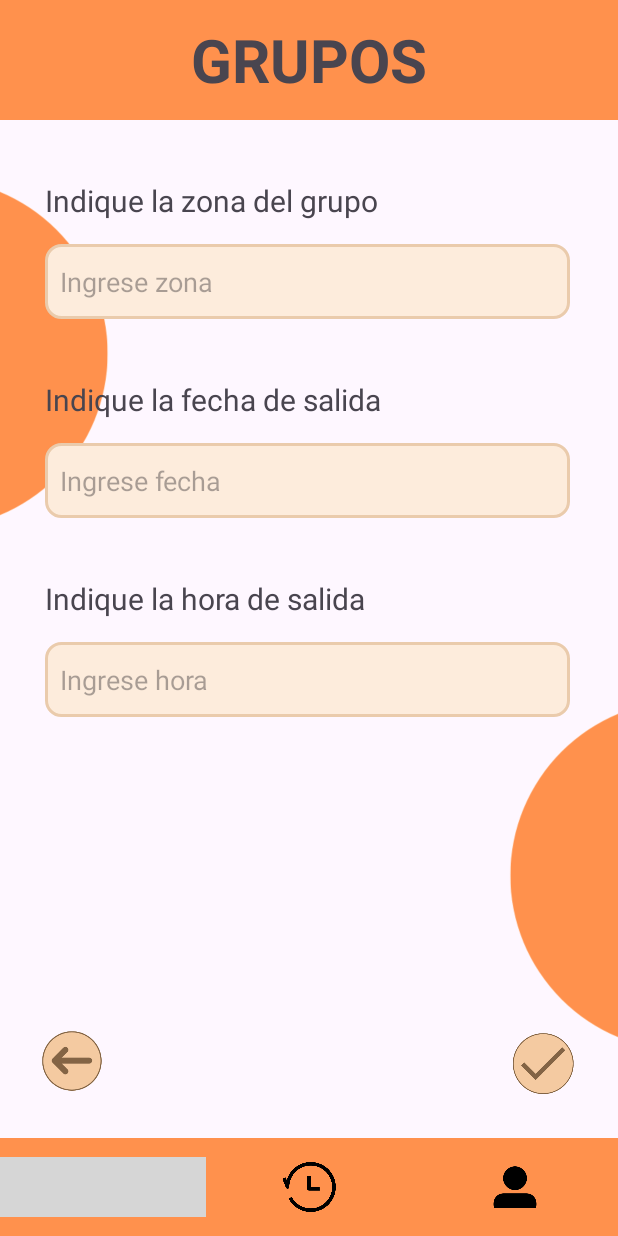
After one commit to claauudiaa/aplicacion-social-trabajo-final-grado, an Android app: the AddGroups screen opened directly, with no data from a screen before it, on a phone screen of 412 x 824 dp. The commit adds this screen. Run offline under Robolectric (Android 15) with nearby library versions, the phone set to English and light mode, and no system bars; grey boxes are pictures that could not be loaded.

Commit message:
feat(ui): implementar vista y lógica de grupos, adaptador y diseño de pantalla para agregar grupos

```diff
--- a/app/src/main/java/com/example/tfg/Adaptador.java
+++ b/app/src/main/java/com/example/tfg/AdapterActivities.java
@@ -7,12 +7,12 @@ import android.view.ViewGroup;
 import android.widget.BaseAdapter;
 import java.util.ArrayList;
 
-public abstract class Adaptador extends BaseAdapter {
+public abstract class AdapterActivities extends BaseAdapter {
     private ArrayList<?> entradas;
     private int R_layout_IdView;
     private Context contexto;
 
-    public Adaptador(Context contexto, int r_layout_IdView, ArrayList<?> entradas) {
+    public AdapterActivities(Context contexto, int r_layout_IdView, ArrayList<?> entradas) {
         this.contexto = contexto;
         R_layout_IdView = r_layout_IdView;
         this.entradas = entradas;
--- /dev/null
+++ b/app/src/main/java/com/example/tfg/AddGroups.java
@@ -0,0 +1,22 @@
+package com.example.tfg;
+
+import android.os.Bundle;
+import android.util.Log;
+
+import androidx.activity.EdgeToEdge;
+import androidx.appcompat.app.AppCompatActivity;
+import androidx.core.graphics.Insets;
+import androidx.core.view.ViewCompat;
+import androidx.core.view.WindowInsetsCompat;
+
+public class AddGroups extends AppCompatActivity {
+
+    @Override
+    protected void onCreate(Bundle savedInstanceState) {
+        super.onCreate(savedInstanceState);
+        setContentView(R.layout.activity_add_groups);
+
+        String activityName = getIntent().getStringExtra("activity_name");
+        Log.d("DEBUG", "Nombre recibido por intent en agregar: " + activityName);
+    }
+}
--- a/app/src/main/java/com/example/tfg/MainActivity.java
+++ b/app/src/main/java/com/example/tfg/MainActivity.java
@@ -65,7 +65,7 @@ public class MainActivity extends AppCompatActivity {
                 } else {
                     boolean resultado = db.verifyUser(email, password);
                     if (resultado) {
-                        Intent intent2 = new Intent(MainActivity.this, Inicio.class);
+                        Intent intent2 = new Intent(MainActivity.this, Home.class);
                         startActivity(intent2);
                         Toast.makeText(MainActivity.this, "Bienvenido a PlanMatch", Toast.LENGTH_SHORT).show();
                     } else {
--- /dev/null
+++ b/app/src/main/res/layout/activity_add_groups.xml
@@ -0,0 +1,160 @@
+<?xml version="1.0" encoding="utf-8"?>
+<androidx.constraintlayout.widget.ConstraintLayout
+    xmlns:android="http://schemas.android.com/apk/res/android"
+    xmlns:app="http://schemas.android.com/apk/res-auto"
+    android:layout_width="match_parent"
+    android:layout_height="match_parent">
+
+    <TextView
+        android:id="@+id/inicioTitulo"
+        android:layout_width="match_parent"
+        android:layout_height="80dp"
+        android:text="GRUPOS"
+        android:textSize="40dp"
+        android:textStyle="bold"
+        app:layout_constraintTop_toTopOf="parent"
+        app:layout_constraintStart_toStartOf="parent"
+        app:layout_constraintEnd_toEndOf="parent"
+        android:gravity="center"
+        android:background="@color/orange"/>
+
+    <ImageView
+        android:id="@+id/circulo1"
+        android:layout_width="250dp"
+        android:layout_height="250dp"
+        android:scaleType="centerCrop"
+        android:src="@drawable/circulo"
+        android:translationX="-170dp"
+        android:translationY="280dp"
+        app:layout_constraintStart_toStartOf="parent"
+        app:layout_constraintBottom_toBottomOf="@+id/inicioTitulo"/>
+
+    <ImageView
+        android:id="@+id/circulo2"
+        android:layout_width="250dp"
+        android:layout_height="250dp"
+        android:scaleType="centerCrop"
+        android:src="@drawable/circulo"
+        android:translationX="170dp"
+        android:translationY="-50dp"
+        app:layout_constraintEnd_toEndOf="parent"
+        app:layout_constraintBottom_toTopOf="@+id/linearNavegacion"/>
+
+    <TextView
+        android:id="@+id/txtZona"
+        android:layout_width="wrap_content"
+        android:layout_height="wrap_content"
+        android:layout_marginLeft="30dp"
+        android:layout_marginTop="40dp"
+        android:text="Indique la zona del grupo"
+        android:textSize="20dp"
+        app:layout_constraintStart_toStartOf="parent"
+        app:layout_constraintTop_toBottomOf="@id/inicioTitulo" />
+
+    <EditText
+        android:id="@+id/inputZona"
+        android:layout_width="350dp"
+        android:layout_marginLeft="30dp"
+        android:layout_marginTop="15dp"
+        android:background="@drawable/edit_text_background"
+        android:layout_height="50dp"
+        android:paddingLeft="10dp"
+        android:ems="10"
+        android:hint="Ingrese zona"
+        android:inputType="text"
+        app:layout_constraintStart_toStartOf="parent"
+        app:layout_constraintTop_toBottomOf="@+id/txtZona" />
+
+    <TextView
+        android:id="@+id/txtFecha"
+        android:layout_width="wrap_content"
+        android:layout_height="wrap_content"
+        android:layout_marginLeft="30dp"
+        android:layout_marginTop="40dp"
+        android:text="Indique la fecha de salida"
+        android:textSize="20dp"
+        app:layout_constraintStart_toStartOf="parent"
+        app:layout_constraintTop_toBottomOf="@id/inputZona" />
+
+    <EditText
+        android:id="@+id/inputFecha"
+        android:layout_width="350dp"
+        android:layout_marginLeft="30dp"
+        android:layout_marginTop="15dp"
+        android:background="@drawable/edit_text_background"
+        android:layout_height="50dp"
+        android:paddingLeft="10dp"
+        android:ems="10"
+        android:hint="Ingrese fecha"
+        android:inputType="date"
+        app:layout_constraintStart_toStartOf="parent"
+        app:layout_constraintTop_toBottomOf="@+id/txtFecha" />
+
+    <TextView
+        android:id="@+id/txtHora"
+        android:layout_width="wrap_content"
+        android:layout_height="wrap_content"
+        android:layout_marginLeft="30dp"
+        android:layout_marginTop="40dp"
+        android:text="Indique la hora de salida"
+        android:textSize="20dp"
+        app:layout_constraintStart_toStartOf="parent"
+        app:layout_constraintTop_toBottomOf="@id/inputFecha" />
+
+    <EditText
+        android:id="@+id/inputHora"
+        android:layout_width="350dp"
+        android:layout_marginLeft="30dp"
+        android:layout_marginTop="15dp"
+        android:background="@drawable/edit_text_background"
+        android:layout_height="50dp"
+        android:paddingLeft="10dp"
+        android:ems="10"
+        android:hint="Ingrese hora"
+        android:inputType="time"
+        app:layout_constraintStart_toStartOf="parent"
+        app:layout_constraintTop_toBottomOf="@+id/txtHora" />
+    <ImageView
+        android:id="@+id/imgAtras"
+        android:layout_width="100dp"
+        android:layout_height="100dp"
+        android:src="@drawable/atras"
+        app:layout_constraintBottom_toTopOf="@+id/linearNavegacion"
+        app:layout_constraintStart_toStartOf="parent" />
+
+    <ImageView
+        android:id="@+id/imgConfirmar"
+        android:layout_width="100dp"
+        android:layout_height="100dp"
+        android:src="@drawable/confirmar"
+        app:layout_constraintBottom_toTopOf="@+id/linearNavegacion"
+        app:layout_constraintEnd_toEndOf="parent" />
+
+    <LinearLayout
+        android:id="@+id/linearNavegacion"
+        android:layout_width="match_parent"
+        android:layout_height="65dp"
+        android:orientation="horizontal"
+        android:background="@color/orange"
+        app:layout_constraintBottom_toBottomOf="parent"
+        android:gravity="center">
+
+        <ImageView
+            android:layout_width="40dp"
+            android:layout_height="40dp"
+            android:src="@drawable/casa"
+            android:layout_weight="1"/>
+
+        <ImageView
+            android:layout_width="40dp"
+            android:layout_height="40dp"
+            android:src="@drawable/reciente"
+            android:layout_weight="1"/>
+
+        <ImageView
+            android:layout_width="40dp"
+            android:layout_height="40dp"
+            android:src="@drawable/usuario"
+            android:layout_weight="1"/>
+    </LinearLayout>
+</androidx.constraintlayout.widget.ConstraintLayout>
--- a/app/src/main/res/layout/activity_inicio.xml
+++ b/app/src/main/res/layout/activity_home.xml
@@ -2,7 +2,6 @@
 <androidx.constraintlayout.widget.ConstraintLayout
     xmlns:android="http://schemas.android.com/apk/res/android"
     xmlns:app="http://schemas.android.com/apk/res-auto"
-    xmlns:tools="http://schemas.android.com/tools"
     android:layout_width="match_parent"
     android:layout_height="match_parent">
 
--- a/app/src/main/res/layout/activity_main.xml
+++ b/app/src/main/res/layout/activity_main.xml
@@ -2,7 +2,6 @@
 <androidx.constraintlayout.widget.ConstraintLayout
     xmlns:android="http://schemas.android.com/apk/res/android"
     xmlns:app="http://schemas.android.com/apk/res-auto"
-    xmlns:tools="http://schemas.android.com/tools"
     android:layout_width="match_parent"
     android:layout_height="match_parent">
 
@@ -98,7 +97,7 @@
         android:paddingLeft="10dp"
         android:ems="10"
         android:hint="Ingrese su contraseña"
-        android:inputType="textEmailAddress"
+        android:inputType="textPassword"
         app:layout_constraintStart_toStartOf="parent"
         app:layout_constraintTop_toBottomOf="@+id/txtPassword" />
 
--- a/app/src/main/res/layout/activity_register1.xml
+++ b/app/src/main/res/layout/activity_register1.xml
@@ -69,7 +69,7 @@
         android:paddingLeft="10dp"
         android:ems="10"
         android:hint="Ingrese su nombre de usuario"
-        android:inputType="textEmailAddress"
+        android:inputType="text"
         android:layout_marginLeft="30dp"
         android:layout_marginTop="20dp"
         app:layout_constraintStart_toStartOf="parent"
@@ -119,7 +119,7 @@
         android:paddingLeft="10dp"
         android:ems="10"
         android:hint="Ingrese su contraseña"
-        android:inputType="textEmailAddress"
+        android:inputType="textPassword"
         android:layout_marginLeft="30dp"
         android:layout_marginTop="20dp"
         app:layout_constraintStart_toStartOf="parent"
@@ -144,7 +144,7 @@
         android:paddingLeft="10dp"
         android:ems="10"
         android:hint="Ingrese de nuevo su contraseña"
-        android:inputType="textEmailAddress"
+        android:inputType="textPassword"
         android:layout_marginLeft="30dp"
         android:layout_marginTop="20dp"
         app:layout_constraintStart_toStartOf="parent"
```
Also changed, not shown: app/src/main/AndroidManifest.xml (+4 -4 lines), app/src/main/java/com/example/tfg/Activities.java (+11 -2 lines), app/src/main/java/com/example/tfg/AdapterGroups.java (added, +48 -0 lines), app/src/main/java/com/example/tfg/Groups.java (added, +47 -0 lines), app/src/main/java/com/example/tfg/GroupsView.java (added, +95 -0 lines), app/src/main/java/com/example/tfg/Home.java (renamed from app/src/main/java/com/example/tfg/Inicio.java, +17 -16 lines), app/src/main/java/com/example/tfg/dbConnection.java (+50 -0 lines), app/src/main/res/layout/activity_groups_view.xml (added, +74 -0 lines), app/src/main/res/layout/item_groups.xml (added, +74 -0 lines), app/src/main/res/drawable/agregar.png (added), app/src/main/res/drawable/atras.png (added), app/src/main/res/drawable/confirmar.png (added), app/src/main/res/layout/item_activities.xml (renamed from app/src/main/res/layout/entrada.xml).
